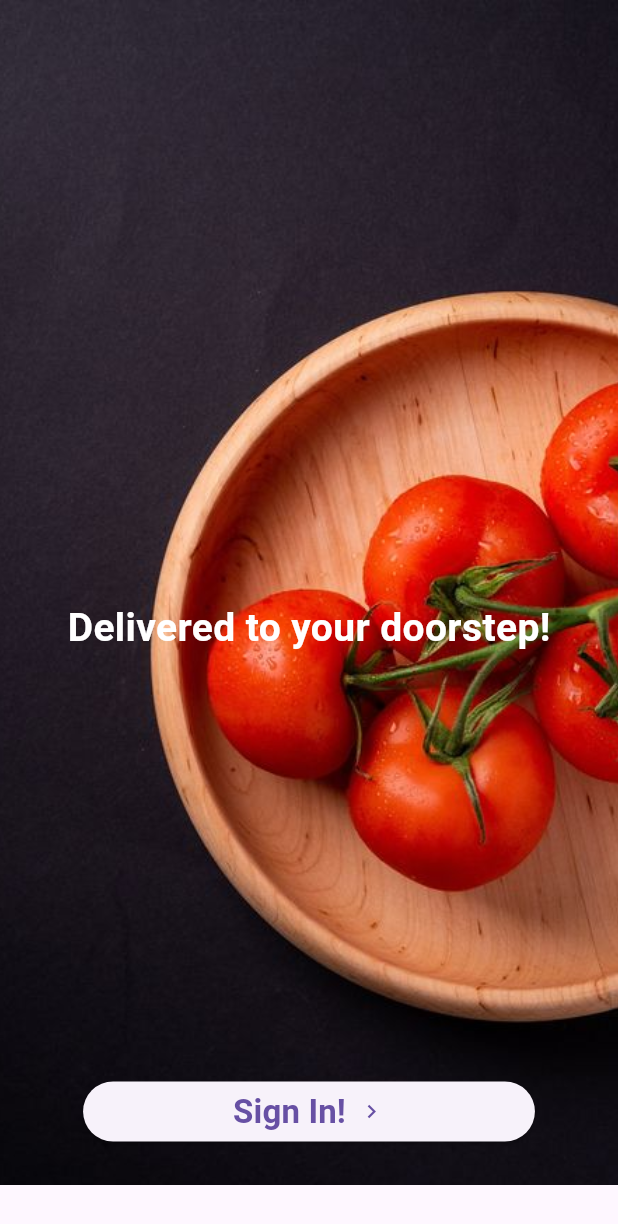
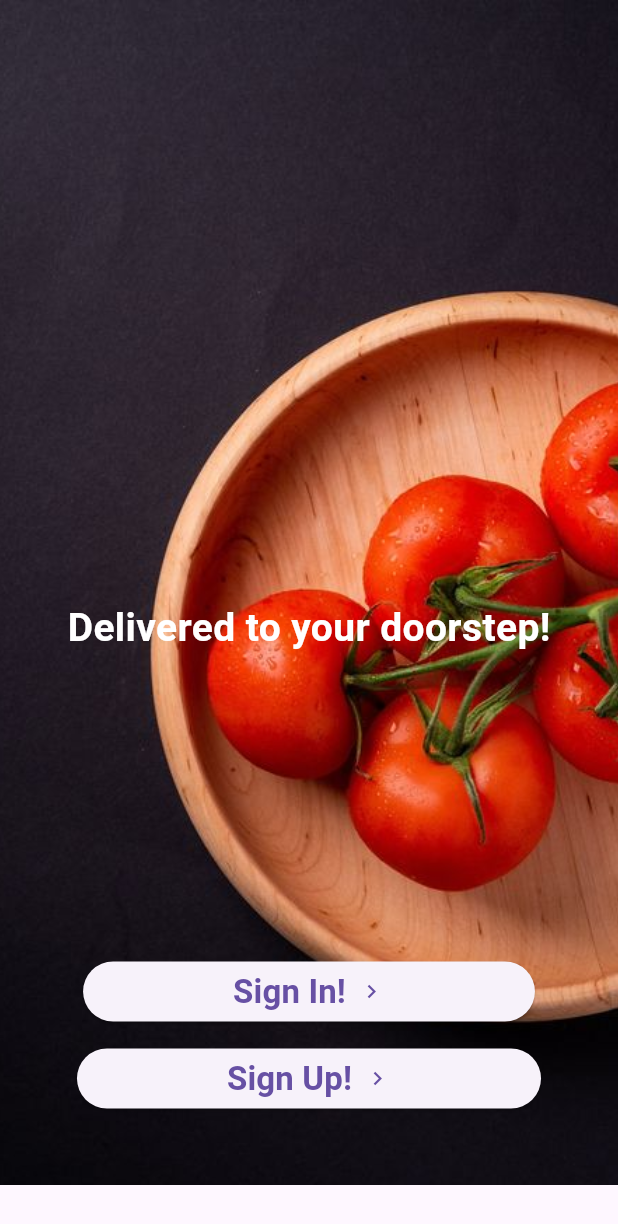
Before and after one commit to Ahm3DJ/gproject_for_omar, a Flutter app: the OnboardingWidget2 screen opened directly, on a phone screen of 412 x 824 dp. Shown: the top 1224 px of the screen. Run offline on Flutter 3.47's test engine with Material 3 defaults, Android fonts, the phone set to English and light mode, and no system bars; our stand-ins replace cloud_firestore, firebase_auth, firebase_core, firebase_storage, flutter_svg, image_picker; accounts and stored records are empty.

Commit message:
omar Essam Quraan

```diff
--- a/lib/seconderyWidgets/Onboarding_Widget.dart
+++ b/lib/seconderyWidgets/Onboarding_Widget.dart
@@ -50,7 +50,7 @@ class OnboardingWidget extends StatelessWidget {
                         style: ElevatedButton.styleFrom(
                             padding: EdgeInsets.symmetric(horizontal: 100)),
                         onPressed: () {
-                          Navigator.push(
+                          Navigator.pushReplacement(
                             context,
                             MaterialPageRoute(
                                 builder: (context) => OnboardingWidget2()),
--- a/lib/seconderyWidgets/Onboarding_Widget_2.dart
+++ b/lib/seconderyWidgets/Onboarding_Widget_2.dart
@@ -2,6 +2,7 @@ import 'package:flutter/cupertino.dart';
 import 'package:flutter/material.dart';
 import 'package:flutter/widgets.dart';
 import 'package:graduation_project2/pages/Login.dart';
+import 'package:graduation_project2/pages/registration.dart';
 
 class OnboardingWidget2 extends StatelessWidget {
   OnboardingWidget2({super.key});
@@ -41,7 +42,7 @@ class OnboardingWidget2 extends StatelessWidget {
                     ),
                   ),
                   const SizedBox(
-                    height: 280,
+                    height: 200,
                   ),
                   Directionality(
                     textDirection: TextDirection.rtl,
@@ -49,7 +50,7 @@ class OnboardingWidget2 extends StatelessWidget {
                         style: ElevatedButton.styleFrom(
                             padding: EdgeInsets.symmetric(horizontal: 100)),
                         onPressed: () {
-                          Navigator.push(
+                          Navigator.pushReplacement(
                             context,
                             MaterialPageRoute(builder: (context) => Login()),
                           );
@@ -60,7 +61,31 @@ class OnboardingWidget2 extends StatelessWidget {
                           style: TextStyle(
                               fontSize: 22, fontWeight: FontWeight.bold),
                         )),
+                  ),
+                  SizedBox(
+                    height: 10,
+                  ),
+
+
+                                    Directionality(
+                    textDirection: TextDirection.rtl,
+                    child: ElevatedButton.icon(
+                        style: ElevatedButton.styleFrom(
+                            padding: EdgeInsets.symmetric(horizontal: 100)),
+                        onPressed: () {
+                          Navigator.pushReplacement(
+                            context,
+                            MaterialPageRoute(builder: (context) => Register()),
+                          );
+                        },
+                        icon: const Icon(Icons.navigate_before),
+                        label: const Text(
+                          '!Sign Up',
+                          style: TextStyle(
+                              fontSize: 22, fontWeight: FontWeight.bold),
+                        )),
                   )
+
                 ]),
           ),
         ),
```
